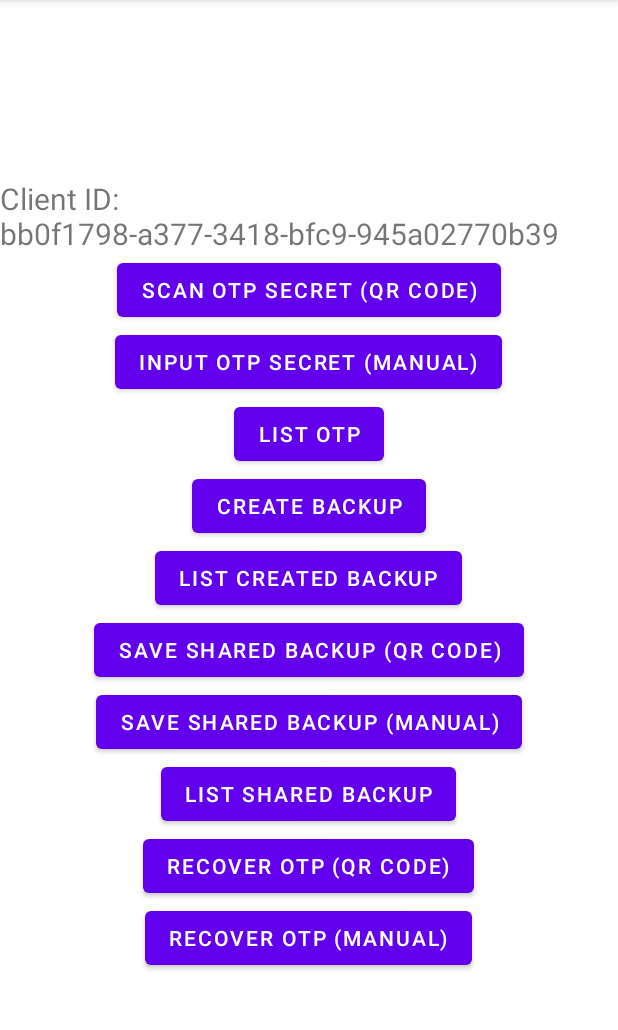
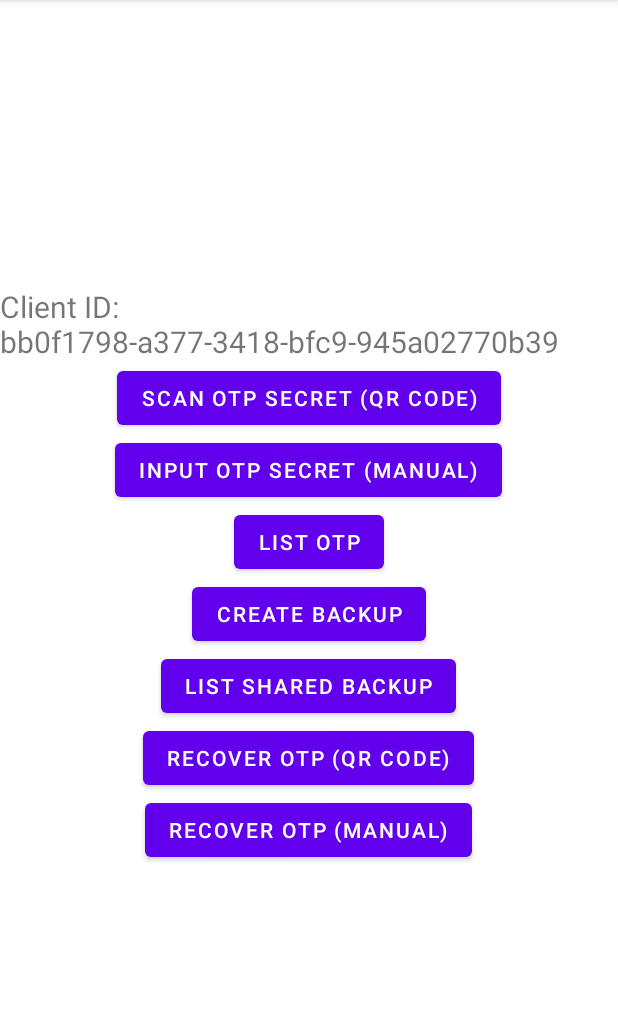
Before and after one commit to prajnapras19/OTPGeneratorWithRecovery, an Android app: the screen it shows after launch (MainActivity), on a phone screen of 412 x 824 dp, the part 84-1114 px from its top. Run offline under Robolectric (Android 15) with nearby library versions, the phone set to English and light mode, and no system bars; our stand-ins replace navigation-ui.

Commit message:
feat, refactor, fix: remove unnecessary features in v2

```diff
--- a/app/src/main/java/com/example/otpgeneratorwithrecovery/CreateBackupFragment.java
+++ b/app/src/main/java/com/example/otpgeneratorwithrecovery/CreateBackupFragment.java
@@ -44,6 +44,7 @@ public class CreateBackupFragment extends Fragment {
     }
 
     public void onViewCreated(@NonNull View view, Bundle savedInstanceState) {
+        // TODO: fix this to select friend
         super.onViewCreated(view, savedInstanceState);
 
         SharedPreferences sharedPref = getContext().getSharedPreferences(getString(R.string.otp_secret_shared_preferences_file), Context.MODE_PRIVATE);
@@ -179,10 +180,7 @@ public class CreateBackupFragment extends Fragment {
             savedSharedSecret[i] = Base32Wrapper.encodeStringToString(sharedSecret[i]);
         }
 
-        SharedPreferences sharedPrefCreatedBackup = getContext().getSharedPreferences(getString(R.string.created_backup_shared_preferences_file), Context.MODE_PRIVATE);
-        SharedPreferences.Editor editor = sharedPrefCreatedBackup.edit();
-        editor.putString(Util.getNextSharedPreferenceID(sharedPrefCreatedBackup.getAll()), String.join("-", savedSharedSecret));
-        editor.apply();
+        // TODO: send to server
     }
 
     @Override
--- a/app/src/main/java/com/example/otpgeneratorwithrecovery/FirstFragment.java
+++ b/app/src/main/java/com/example/otpgeneratorwithrecovery/FirstFragment.java
@@ -65,30 +65,6 @@ public class FirstFragment extends Fragment {
             }
         });
 
-        binding.buttonFirstToListCreatedBackup.setOnClickListener(new View.OnClickListener() {
-            @Override
-            public void onClick(View view) {
-                NavHostFragment.findNavController(FirstFragment.this)
-                        .navigate(R.id.action_FirstFragment_to_ListCreatedBackupFragment);
-            }
-        });
-
-        binding.buttonFirstToSaveSharedBackupQrCode.setOnClickListener(new View.OnClickListener() {
-            @Override
-            public void onClick(View view) {
-                NavHostFragment.findNavController(FirstFragment.this)
-                        .navigate(R.id.action_FirstFragment_to_SaveSharedBackupQRCodeFragment);
-            }
-        });
-
-        binding.buttonFirstToSaveSharedBackupManualInput.setOnClickListener(new View.OnClickListener() {
-            @Override
-            public void onClick(View view) {
-                NavHostFragment.findNavController(FirstFragment.this)
-                        .navigate(R.id.action_FirstFragment_to_SaveSharedBackupManualInputFragment);
-            }
-        });
-
         binding.buttonFirstToListSharedBackup.setOnClickListener(new View.OnClickListener() {
             @Override
             public void onClick(View view) {
--- a/app/src/main/res/layout/fragment_first.xml
+++ b/app/src/main/res/layout/fragment_first.xml
@@ -52,33 +52,6 @@
             app:layout_constraintTop_toTopOf="parent"
             app:layout_constraintStart_toStartOf="parent"/>
         <Button
-            android:id="@+id/button_first_to_list_created_backup"
-            android:layout_width="wrap_content"
-            android:layout_height="wrap_content"
-            android:text="@string/list_created_backup_fragment_label"
-            app:layout_constraintBottom_toBottomOf="parent"
-            app:layout_constraintEnd_toEndOf="parent"
-            app:layout_constraintTop_toTopOf="parent"
-            app:layout_constraintStart_toStartOf="parent"/>
-        <Button
-            android:id="@+id/button_first_to_save_shared_backup_qr_code"
-            android:layout_width="wrap_content"
-            android:layout_height="wrap_content"
-            android:text="@string/save_shared_backup_qr_code_fragment_label"
-            app:layout_constraintBottom_toBottomOf="parent"
-            app:layout_constraintEnd_toEndOf="parent"
-            app:layout_constraintTop_toTopOf="parent"
-            app:layout_constraintStart_toStartOf="parent"/>
-        <Button
-            android:id="@+id/button_first_to_save_shared_backup_manual_input"
-            android:layout_width="wrap_content"
-            android:layout_height="wrap_content"
-            android:text="@string/save_shared_backup_manual_input_fragment_label"
-            app:layout_constraintBottom_toBottomOf="parent"
-            app:layout_constraintEnd_toEndOf="parent"
-            app:layout_constraintTop_toTopOf="parent"
-            app:layout_constraintStart_toStartOf="parent"/>
-        <Button
             android:id="@+id/button_first_to_list_shared_backup"
             android:layout_width="wrap_content"
             android:layout_height="wrap_content"
--- a/app/src/main/res/navigation/nav_graph.xml
+++ b/app/src/main/res/navigation/nav_graph.xml
@@ -21,15 +21,6 @@
         <action
             android:id="@+id/action_FirstFragment_to_CreateBackupFragment"
             app:destination="@id/CreateBackupFragment" />
-        <action
-            android:id="@+id/action_FirstFragment_to_ListCreatedBackupFragment"
-            app:destination="@id/ListCreatedBackupFragment" />
-        <action
-            android:id="@+id/action_FirstFragment_to_SaveSharedBackupQRCodeFragment"
-            app:destination="@id/SaveSharedBackupQRCodeFragment" />
-        <action
-            android:id="@+id/action_FirstFragment_to_SaveSharedBackupManualInputFragment"
-            app:destination="@id/SaveSharedBackupManualInputFragment" />
         <action
             android:id="@+id/action_FirstFragment_to_ListSharedBackupFragment"
             app:destination="@id/ListSharedBackupFragment" />
@@ -65,31 +56,10 @@
         tools:layout="@layout/fragment_create_backup">
     </fragment>
     <fragment
-        android:id="@+id/ListCreatedBackupFragment"
-        android:name="com.example.otpgeneratorwithrecovery.ListCreatedBackupFragment"
-        android:label="@string/list_created_backup_fragment_label"
-        tools:layout="@layout/fragment_list_created_backup">
-        <action
-            android:id="@+id/action_ListCreatedBackupFragment_to_ShowQRCodeFragment"
-            app:destination="@id/ShowQRCodeFragment" />
-    </fragment>
-    <fragment
         android:id="@+id/ShowQRCodeFragment"
         android:name="com.example.otpgeneratorwithrecovery.ShowQRCodeFragment"
         android:label="@string/qr_code"
         tools:layout="@layout/fragment_show_qr_code">
-    </fragment>
-    <fragment
-        android:id="@+id/SaveSharedBackupManualInputFragment"
-        android:name="com.example.otpgeneratorwithrecovery.SaveSharedBackupManualInputFragment"
-        android:label="@string/save_shared_backup_manual_input_fragment_label"
-        tools:layout="@layout/fragment_save_shared_backup_manual_input">
-    </fragment>
-    <fragment
-        android:id="@+id/SaveSharedBackupQRCodeFragment"
-        android:name="com.example.otpgeneratorwithrecovery.SaveSharedBackupQRCodeFragment"
-        android:label="@string/save_shared_backup_qr_code_fragment_label"
-        tools:layout="@layout/fragment_save_shared_backup_qr_code">
     </fragment>
     <fragment
         android:id="@+id/ListSharedBackupFragment"
--- a/app/src/main/res/values/strings.xml
+++ b/app/src/main/res/values/strings.xml
@@ -5,9 +5,6 @@
     <string name="otp_secret_manual_input_fragment_label">Input OTP Secret (manual)</string>
     <string name="list_otp_fragment_label">List OTP</string>
     <string name="create_backup_fragment_label">Create Backup</string>
-    <string name="list_created_backup_fragment_label">List Created Backup</string>
-    <string name="save_shared_backup_qr_code_fragment_label">Save Shared Backup (QR Code)</string>
-    <string name="save_shared_backup_manual_input_fragment_label">Save Shared Backup (manual)</string>
     <string name="list_shared_backup_fragment_label">List Shared Backup</string>
     <string name="recover_otp_by_scan_qr_code_fragment_label">Recover OTP (QR Code)</string>
     <string name="recover_otp_manual_input_fragment_label">Recover OTP (manual)</string>
@@ -27,6 +24,5 @@
 
     <string name="client_identity_shared_preferences_file">com.example.otpgeneratorwithrecovery.clientidentity</string>
     <string name="otp_secret_shared_preferences_file">com.example.otpgeneratorwithrecovery.otpsecret</string>
-    <string name="created_backup_shared_preferences_file">com.example.otpgeneratorwithrecovery.createdbackup</string>
     <string name="shared_backup_shared_preferences_file">com.example.otpgeneratorwithrecovery.sharedbackup</string>
 </resources>
```
Also changed, not shown: app/src/main/java/com/example/otpgeneratorwithrecovery/ListCreatedBackupFragment.java (deleted, +0 -200 lines), app/src/main/java/com/example/otpgeneratorwithrecovery/SaveSharedBackupManualInputFragment.java (deleted, +0 -68 lines), app/src/main/java/com/example/otpgeneratorwithrecovery/SaveSharedBackupQRCodeFragment.java (deleted, +0 -103 lines), app/src/main/res/layout/fragment_list_created_backup.xml (deleted, +0 -20 lines), app/src/main/res/layout/fragment_save_shared_backup_manual_input.xml (deleted, +0 -36 lines), app/src/main/res/layout/fragment_save_shared_backup_qr_code.xml (deleted, +0 -16 lines).
